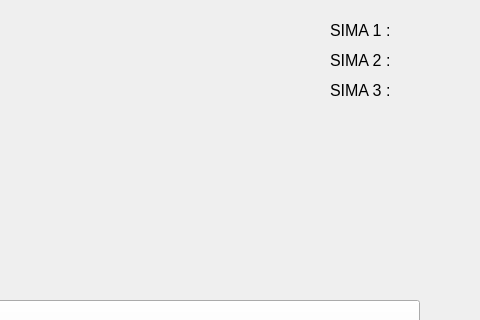
First picture: the form in Robot/Python/run/screen3.ui, repository aSrki/Eurobot2024, before the edit; both pictures show x 240 to 720 and y 0 to 320 of the 720 by 480 pixel window.
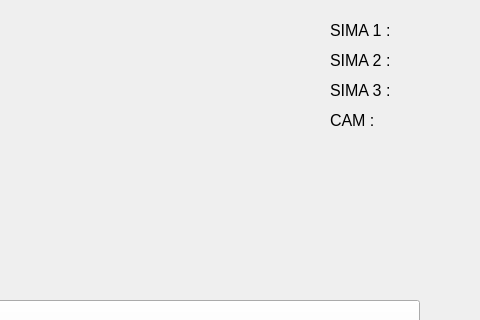
Second picture: the form after the edit.

Diff of the .ui file:
```diff
--- a/Robot/Python/run/screen3.ui
+++ b/Robot/Python/run/screen3.ui
@@ -160,6 +160,37 @@
     <string>SIMA 3 :</string>
    </property>
   </widget>
+  <widget class="QLabel" name="kamera_lable_3">
+   <property name="geometry">
+    <rect>
+     <x>670</x>
+     <y>110</y>
+     <width>20</width>
+     <height>20</height>
+    </rect>
+   </property>
+   <property name="text">
+    <string/>
+   </property>
+  </widget>
+  <widget class="QLabel" name="sima_3_label_6">
+   <property name="geometry">
+    <rect>
+     <x>570</x>
+     <y>110</y>
+     <width>80</width>
+     <height>20</height>
+    </rect>
+   </property>
+   <property name="font">
+    <font>
+     <pointsize>12</pointsize>
+    </font>
+   </property>
+   <property name="text">
+    <string>CAM :</string>
+   </property>
+  </widget>
  </widget>
  <resources/>
  <connections/>
```
Left out of the diff: 6 changed lines with no effect on the pictures.
